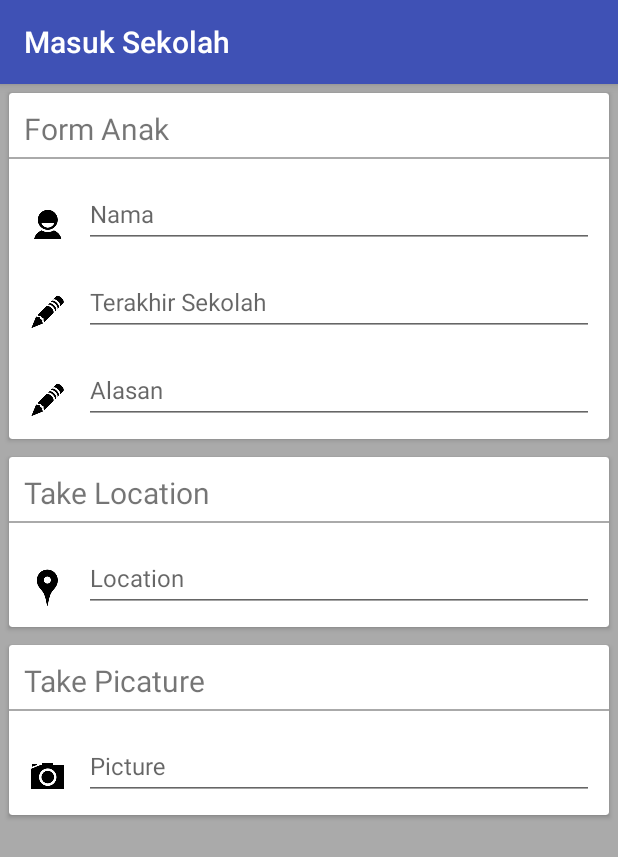
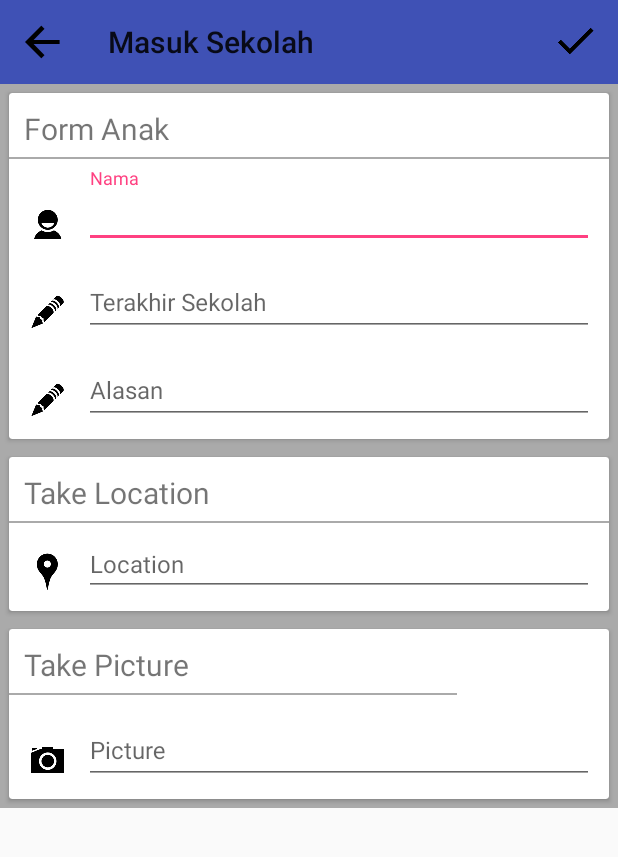
Before and after one commit to alam157/Masuk_Sekolah, an Android app: the Shared screen opened directly, with no data from a screen before it, on a phone screen of 412 x 824 dp. Shown: the top 857 px of the screen. Run offline under Robolectric (Android 15) with nearby library versions, the phone set to English and light mode, and no system bars.

Commit message:
perbaikan design

```diff
--- a/app/src/main/AndroidManifest.xml
+++ b/app/src/main/AndroidManifest.xml
@@ -25,7 +25,8 @@
             android:theme="@style/AppTheme.NoActionBar" >
         </activity>
         <activity android:name=".Shared"
-            android:label="Masuk Sekolah">
+            android:label="Masuk Sekolah"
+            android:theme="@style/AppTheme.NoActionBar">
         </activity>
     </application>
 
--- a/app/src/main/java/com/alam/masuksekolah/Login.java
+++ b/app/src/main/java/com/alam/masuksekolah/Login.java
@@ -28,6 +28,7 @@
             @Override
             public void onClick(View arg0) {
                 Intent intent = new Intent(context, Home.class);
+                Login.this.finish();
                 startActivity(intent);
             }
         });
@@ -37,4 +38,9 @@
     protected void onDestroy() {
         super.onDestroy();
     }
+
+    @Override
+    public void onBackPressed() {
+        super.onBackPressed();
+    }
 }
--- a/app/src/main/java/com/alam/masuksekolah/Shared.java
+++ b/app/src/main/java/com/alam/masuksekolah/Shared.java
@@ -2,6 +2,10 @@
 
 import android.os.Bundle;
 import android.support.v7.app.AppCompatActivity;
+import android.support.v7.widget.Toolbar;
+import android.view.Menu;
+import android.view.MenuItem;
+import android.view.View;
 
 /**
  * Created by Dawaam on 06/11/2015.
@@ -12,10 +16,48 @@
     public void onCreate(Bundle savedInstanceState) {
         super.onCreate(savedInstanceState);
         setContentView(R.layout.card_shared);
+
+        Toolbar toolbar = (Toolbar) findViewById(R.id.toolbar);
+        setSupportActionBar(toolbar);
+
+        toolbar.setNavigationIcon(R.drawable.ic_action_arrow_left);
+        toolbar.setNavigationOnClickListener(new View.OnClickListener() {
+            @Override
+            public void onClick(View v) {
+                onBackPressed();
+            }
+        });
     }
 
     @Override
     protected void onDestroy() {
         super.onDestroy();
     }
+
+    @Override
+    public void onBackPressed() {
+        super.onBackPressed();
+    }
+
+    @Override
+    public boolean onCreateOptionsMenu(Menu menu) {
+        // Inflate the menu; this adds items to the action bar if it is present.
+        getMenuInflater().inflate(R.menu.send_share, menu);
+        return true;
+    }
+
+    @Override
+    public boolean onOptionsItemSelected(MenuItem item) {
+        // Handle action bar item clicks here. The action bar will
+        // automatically handle clicks on the Home/Up button, so long
+        // as you specify a parent activity in AndroidManifest.xml.
+        int id = item.getItemId();
+
+        //noinspection SimplifiableIfStatement
+        if (id == R.id.action_send) {
+            return false;
+        }
+
+        return super.onOptionsItemSelected(item);
+    }
 }
--- a/app/src/main/res/layout/activity_login.xml
+++ b/app/src/main/res/layout/activity_login.xml
@@ -2,7 +2,8 @@
     android:layout_width="fill_parent"
     android:layout_height="fill_parent"
     xmlns:android="http://schemas.android.com/apk/res/android"
-    android:background="@drawable/blurr">
+    android:background="@drawable/blurr"
+    android:fitsSystemWindows="true">
 
     <ImageView
         android:layout_width="250dp"
--- a/app/src/main/res/layout/card_shared.xml
+++ b/app/src/main/res/layout/card_shared.xml
@@ -3,7 +3,22 @@
     android:layout_width="fill_parent"
     android:layout_height="fill_parent"
     xmlns:android="http://schemas.android.com/apk/res/android"
-    android:background="@android:color/darker_gray">
+    xmlns:app="http://schemas.android.com/apk/res-auto"
+    android:fitsSystemWindows="true">
+
+    <android.support.v7.widget.Toolbar android:id="@+id/toolbar"
+        android:layout_width="match_parent" android:layout_height="?attr/actionBarSize"
+        android:background="?attr/colorPrimary" app:popupTheme="@style/AppTheme.PopupOverlay" />
+
+    <ScrollView
+        android:layout_width="fill_parent"
+        android:layout_height="fill_parent"
+        android:layout_below="@id/toolbar">
+
+    <RelativeLayout
+        android:layout_width="fill_parent"
+        android:layout_height="fill_parent"
+        android:background="@android:color/darker_gray">
 
     <android.support.v7.widget.RecyclerView
         android:id="@+id/cardList"
@@ -158,25 +173,21 @@
                 android:layout_width="wrap_content"
                 android:layout_height="wrap_content"
                 android:background="@drawable/ic_action_location"
-                android:layout_alignBottom="@+id/input_layout_lokasi"
+                android:layout_alignBottom="@+id/input_lokasi"
                 android:layout_alignParentLeft="true"
                 android:layout_alignParentStart="true" />
-
-            <android.support.design.widget.TextInputLayout
-                android:id="@+id/input_layout_lokasi"
-                android:layout_width="match_parent"
-                android:layout_marginTop="40dp"
-                android:layout_marginLeft="40dp"
-                android:layout_height="wrap_content">
 
                 <EditText
                     android:id="@+id/input_lokasi"
                     android:layout_width="match_parent"
                     android:layout_height="wrap_content"
                     android:singleLine="true"
+                    android:layout_marginTop="40dp"
+                    android:layout_marginLeft="40dp"
                     android:hint="@string/hint_lokasi"
-                    android:textSize="16dp" />
-            </android.support.design.widget.TextInputLayout>
+                    android:textSize="16dp"
+                    android:editable="false"
+                    android:clickable="true"/>
 
         </RelativeLayout>
     </android.support.v7.widget.CardView>
@@ -193,12 +204,17 @@
         <LinearLayout
             android:layout_width="match_parent"
             android:layout_height="wrap_content"
-            android:orientation="vertical">
+            android:orientation="vertical"
+            android:layout_alignParentBottom="true"
+            android:layout_alignParentRight="true"
+            android:layout_alignParentEnd="true"
+            android:layout_marginRight="101dp"
+            android:layout_marginEnd="101dp">
 
             <TextView
                 android:layout_width="wrap_content"
                 android:layout_height="wrap_content"
-                android:text="Take Picature"
+                android:text="Take Picture"
                 android:textSize="20dp"
                 android:layout_marginTop="10dp"
                 android:layout_marginLeft="10dp"/>
@@ -246,4 +262,6 @@
 
         </RelativeLayout>
     </android.support.v7.widget.CardView>
+    </RelativeLayout>
+    </ScrollView>
 </RelativeLayout>
--- /dev/null
+++ b/app/src/main/res/menu/send_share.xml
@@ -0,0 +1,7 @@
+<?xml version="1.0" encoding="utf-8"?>
+<menu xmlns:android="http://schemas.android.com/apk/res/android"
+    xmlns:app="http://schemas.android.com/apk/res-auto">
+    <item android:icon="@drawable/ic_action_tick" android:id="@+id/action_send"
+        android:title="send" android:orderInCategory="100" app:showAsAction="ifRoom"/>
+
+</menu>
--- a/app/src/main/res/values-v21/styles.xml
+++ b/app/src/main/res/values-v21/styles.xml
@@ -3,6 +3,6 @@
         <item name="windowActionBar">false</item>
         <item name="windowNoTitle">true</item>
         <item name="android:windowDrawsSystemBarBackgrounds">true</item>
-        <item name="android:statusBarColor">@android:color/transparent</item>
+        <item name="android:statusBarColor">@color/colorPrimary</item>
     </style>
 </resources>
--- a/app/src/main/res/values/strings.xml
+++ b/app/src/main/res/values/strings.xml
@@ -14,7 +14,7 @@
     <string name="permission_rationale">"Contacts permissions are needed for providing email
         completions."
     </string>
-    <string name="title_activity_home">Home</string>
+    <string name="title_activity_home">Masuk Sekolah</string>
 
     <string name="hint_nama">Nama</string>
     <string name="hint_terakhir_sekolah">Terakhir Sekolah</string>
```
Also changed, not shown: app/src/main/java/com/alam/masuksekolah/Home.java (+9 -2 lines), app/src/main/res/drawable-hdpi/ic_action_arrow_left.png (added), app/src/main/res/drawable-ldpi/ic_action_arrow_left.png (added), app/src/main/res/drawable-mdpi/ic_action_arrow_left.png (added), app/src/main/res/drawable-tvdpi/ic_action_arrow_left.png (added), app/src/main/res/drawable-xhdpi/ic_action_arrow_left.png (added), app/src/main/res/drawable-xxhdpi/ic_action_arrow_left.png (added), app/src/main/res/drawable-xxxhdpi/ic_action_arrow_left.png (added), app/src/main/res/drawable/putus_sekolah2.jpg (deleted), app/src/main/res/drawable/putus_sekolah3.jpg (deleted), 2 other files.
